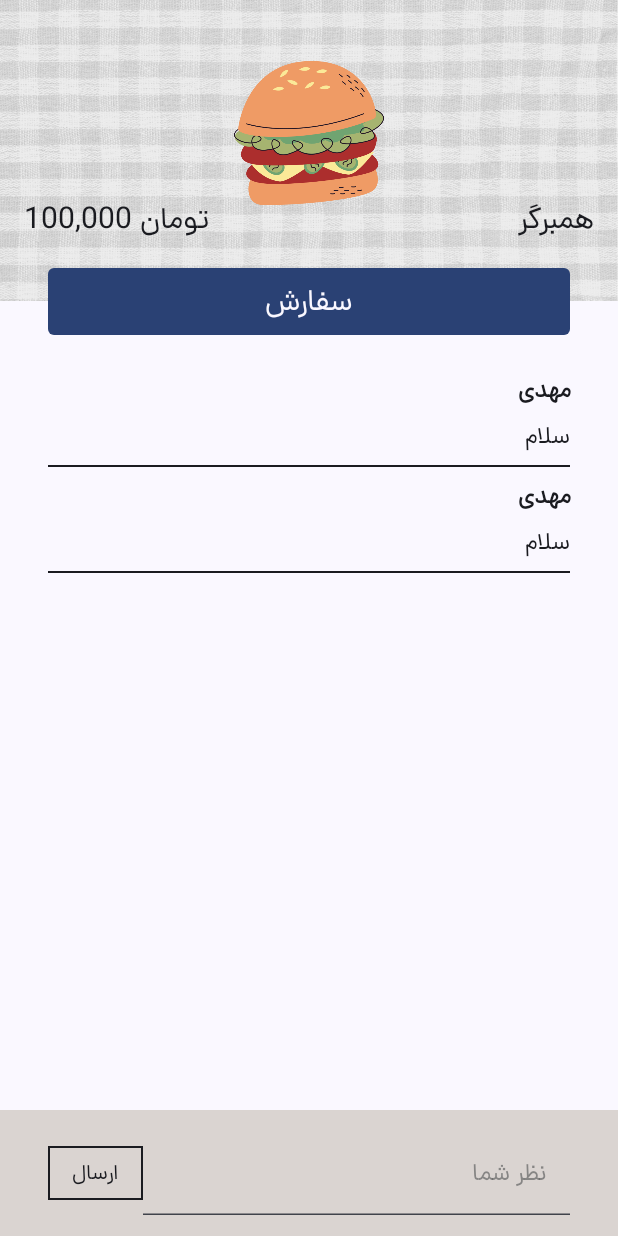
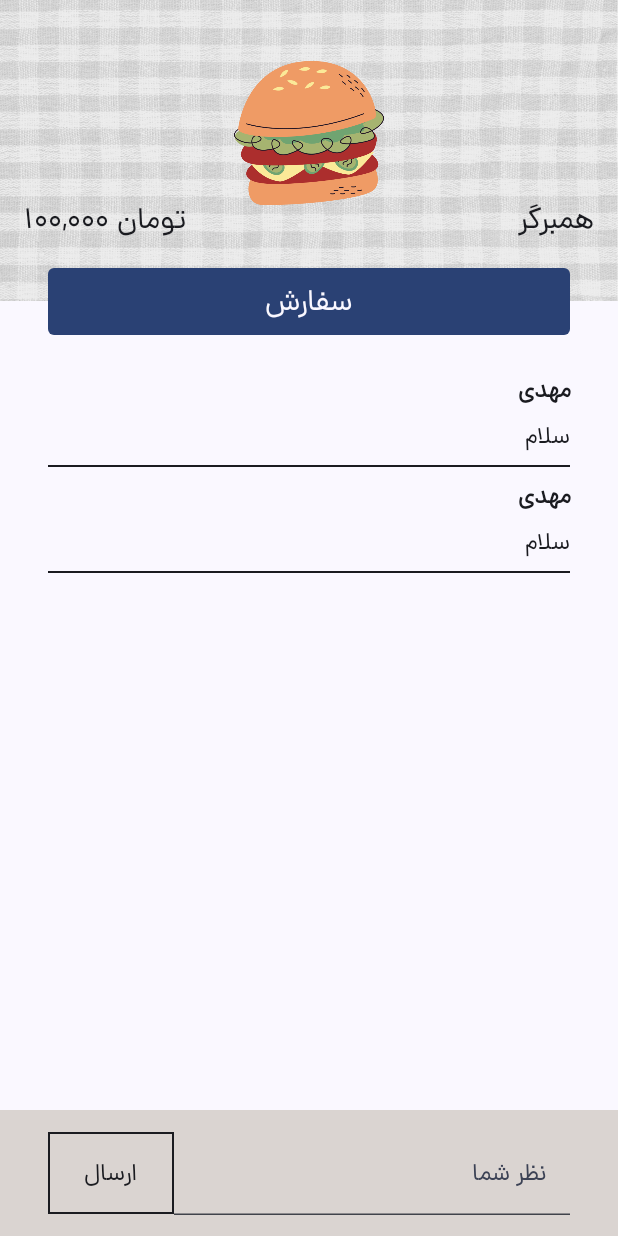
Before and after one commit to mhadiam/sharifood, an Android app built with Jetpack Compose: the @Preview function FoodDetailViewPreview, on a phone screen of 412 x 824 dp. Run offline under Robolectric (Android 15) with nearby library versions, the phone set to English and light mode, and no system bars; our stand-ins replace Room's generated code, constraintlayout-compose.

Commit message:
some changes in ui

```diff
--- a/app/src/main/java/com/task/foody/ui/feature/food/single/FoodDetailView.kt
+++ b/app/src/main/java/com/task/foody/ui/feature/food/single/FoodDetailView.kt
@@ -303,10 +303,10 @@ fun CommentInput(
                     shape = RectangleShape
                 )
                 .clickable { onSendClick() }
-                .padding(vertical = 8.dp, horizontal = 16.dp)
+                .padding(vertical = 16.dp, horizontal = 24.dp)
                 ,
             text = "ارسال",
-            fontSize = 14.sp,
+            fontSize = 16.sp,
             color = MaterialTheme.colorScheme.onBackground
         )
 
--- a/app/src/main/java/com/task/foody/ui/feature/login/LoginCompose.kt
+++ b/app/src/main/java/com/task/foody/ui/feature/login/LoginCompose.kt
@@ -169,7 +169,7 @@ fun FoodyInputView(
                 Text(
                     text = placeHolder,
                     fontSize = fontSize,
-                    color = Gray
+                    color = MaterialTheme.colorScheme.secondary
                 )
             },
             colors = TextFieldDefaults.textFieldColors(
```
Also changed, not shown: app/src/main/java/com/task/foody/ui/feature/food/list/FoodListView.kt (+6 -2 lines), app/src/main/res/font/bold.ttf, app/src/main/res/font/regular.ttf.
